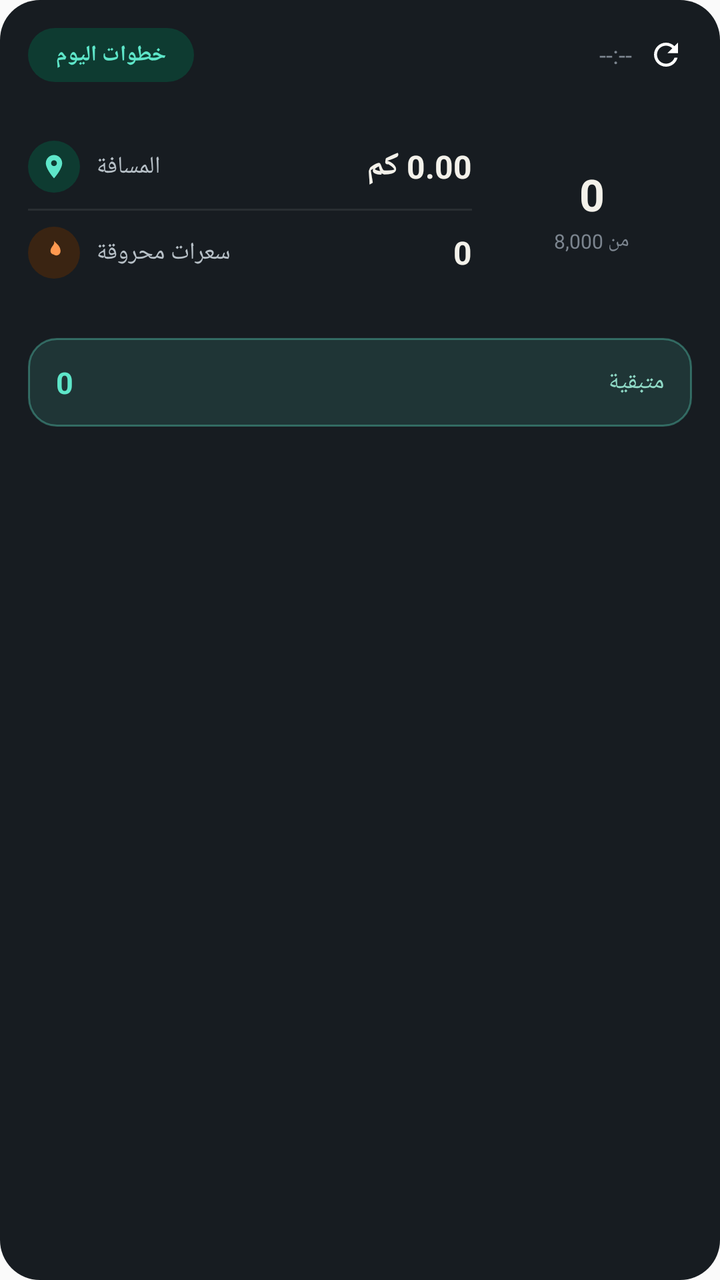
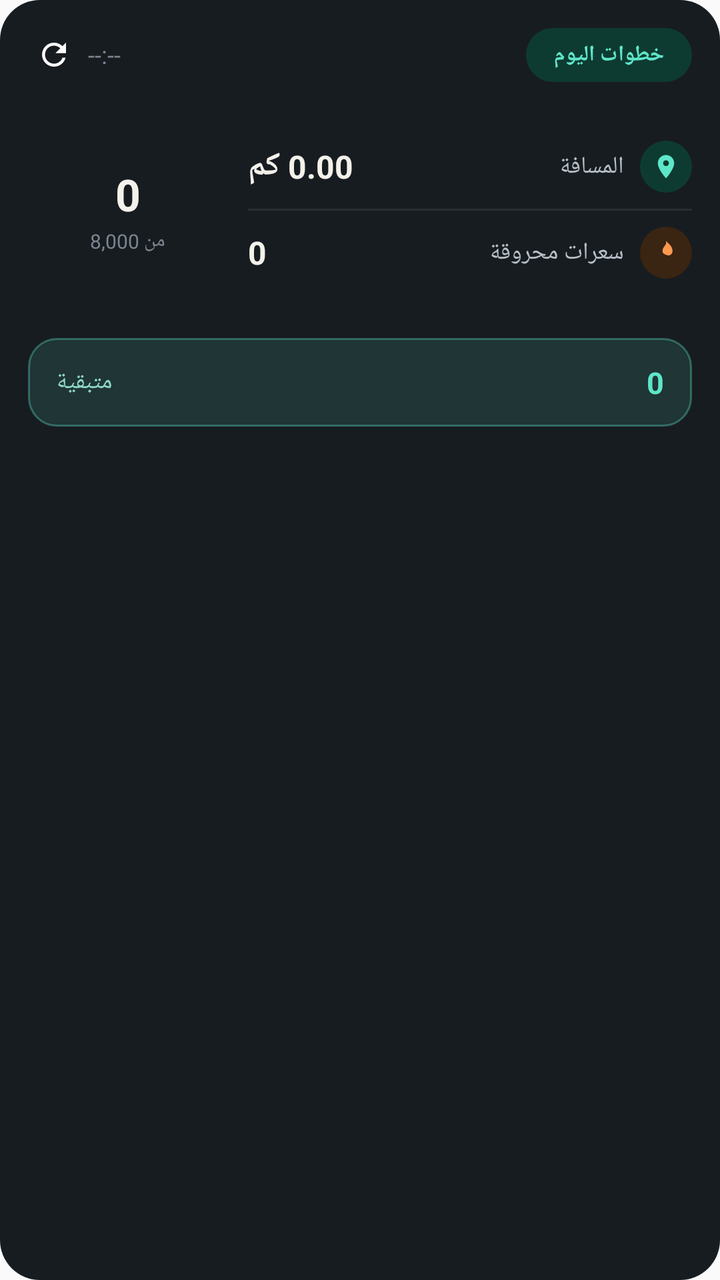

Before-and-after screenshots of an Android layout around one commit, followed by the original layout XML and the change that was made.
<!-- AndroidManifest.xml: application theme AppTheme -->
<!-- res/layout/widget_steps.xml -->
<?xml version="1.0" encoding="utf-8"?>
<LinearLayout xmlns:android="http://schemas.android.com/apk/res/android"
    android:id="@+id/widgetStepsRoot"
    android:layout_width="match_parent"
    android:layout_height="match_parent"
    android:layoutDirection="locale"
    android:orientation="vertical"
    android:background="@drawable/widget_bg"
    android:padding="14dp">

    
    <LinearLayout
        android:layout_width="match_parent"
        android:layout_height="wrap_content"
        android:orientation="horizontal"
        android:gravity="center_vertical">

        <TextView
            android:layout_width="wrap_content"
            android:layout_height="wrap_content"
            android:text="خطوات اليوم"
            android:background="@drawable/widget_badge_bg"
            android:paddingStart="14dp"
            android:paddingEnd="14dp"
            android:paddingTop="6dp"
            android:paddingBottom="6dp"
            android:textColor="#5EE6C9"
            android:textSize="11sp"
            android:textStyle="bold"/>

        <LinearLayout
            android:layout_width="0dp"
            android:layout_height="wrap_content"
            android:layout_weight="1"
            android:orientation="horizontal"
            android:gravity="center_vertical|end">

            <TextView
                android:id="@+id/widgetStepsSyncText"
                android:layout_width="wrap_content"
                android:layout_height="wrap_content"
                android:layout_marginEnd="4dp"
                android:text="--:--"
                android:textColor="#7C858F"
                android:textSize="12sp"
                android:maxLines="1"
                android:ellipsize="end"/>

            <ImageView
                android:id="@+id/widgetStepsRefresh"
                android:layout_width="26dp"
                android:layout_height="26dp"
                android:padding="4dp"
                android:src="@drawable/ic_widget_refresh"
                android:contentDescription="تحديث"/>

        </LinearLayout>

    </LinearLayout>

    
    <LinearLayout
        android:layout_width="match_parent"
        android:layout_height="wrap_content"
        android:layout_marginTop="14dp"
        android:orientation="horizontal"
        android:gravity="center_vertical">

        <LinearLayout
            android:layout_width="0dp"
            android:layout_height="wrap_content"
            android:layout_weight="1"
            android:layout_marginEnd="10dp"
            android:orientation="vertical">

            <LinearLayout
                android:layout_width="match_parent"
                android:layout_height="wrap_content"
                android:orientation="horizontal"
                android:gravity="center_vertical"
                android:paddingTop="8dp"
                android:paddingBottom="8dp">

                <LinearLayout
                    android:layout_width="wrap_content"
                    android:layout_height="wrap_content"
                    android:orientation="horizontal"
                    android:gravity="center_vertical">

                    <ImageView
                        android:layout_width="26dp"
                        android:layout_height="26dp"
                        android:padding="6dp"
                        android:background="@drawable/widget_icon_badge_bg"
                        android:src="@drawable/ic_widget_pin"/>

                    <TextView
                        android:layout_width="wrap_content"
                        android:layout_height="wrap_content"
                        android:layout_marginStart="8dp"
                        android:text="المسافة"
                        android:textColor="#B7C0C7"
                        android:textSize="12sp"/>

                </LinearLayout>

                <LinearLayout
                    android:layout_width="0dp"
                    android:layout_height="wrap_content"
                    android:layout_weight="1"
                    android:orientation="horizontal"
                    android:gravity="center_vertical|end">

                    <TextView
                        android:id="@+id/widgetStepsDistance"
                        android:layout_width="wrap_content"
                        android:layout_height="wrap_content"
                        android:text="0.00 كم"
                        android:textColor="#F3F1EA"
                        android:textSize="16sp"
                        android:textStyle="bold"/>

                </LinearLayout>

            </LinearLayout>

            <ImageView
                android:layout_width="match_parent"
                android:layout_height="1dp"
                android:background="@drawable/widget_divider_bg"/>

            <LinearLayout
                android:layout_width="match_parent"
                android:layout_height="wrap_content"
                android:orientation="horizontal"
                android:gravity="center_vertical"
                android:paddingTop="8dp"
                android:paddingBottom="8dp">

                <LinearLayout
                    android:layout_width="wrap_content"
                    android:layout_height="wrap_content"
                    android:orientation="horizontal"
                    android:gravity="center_vertical">

                    <ImageView
                        android:layout_width="26dp"
                        android:layout_height="26dp"
                        android:padding="6dp"
                        android:background="@drawable/widget_icon_badge_bg_flame"
                        android:src="@drawable/ic_widget_flame"/>

                    <TextView
                        android:layout_width="wrap_content"
                        android:layout_height="wrap_content"
                        android:layout_marginStart="8dp"
                        android:text="سعرات محروقة"
                        android:textColor="#B7C0C7"
                        android:textSize="12sp"/>

                </LinearLayout>

                <LinearLayout
                    android:layout_width="0dp"
                    android:layout_height="wrap_content"
                    android:layout_weight="1"
                    android:orientation="horizontal"
                    android:gravity="center_vertical|end">

                    <TextView
                        android:id="@+id/widgetStepsCalories"
                        android:layout_width="wrap_content"
                        android:layout_height="wrap_content"
                        android:text="0"
                        android:textColor="#F3F1EA"
                        android:textSize="16sp"
                        android:textStyle="bold"/>

                </LinearLayout>

            </LinearLayout>

        </LinearLayout>

        <FrameLayout
            android:layout_width="100dp"
            android:layout_height="100dp">

            <ImageView
                android:id="@+id/widgetStepsRingImg"
                android:layout_width="match_parent"
                android:layout_height="match_parent"/>

            <LinearLayout
                android:layout_width="match_parent"
                android:layout_height="match_parent"
                android:orientation="vertical"
                android:gravity="center">

                <TextView
                    android:id="@+id/widgetStepsValue"
                    android:layout_width="wrap_content"
                    android:layout_height="wrap_content"
                    android:text="0"
                    android:textColor="#F3F1EA"
                    android:textSize="22sp"
                    android:textStyle="bold"/>

                <TextView
                    android:id="@+id/widgetStepsGoalText"
                    android:layout_width="wrap_content"
                    android:layout_height="wrap_content"
                    android:layout_marginTop="2dp"
                    android:text="من 8,000"
                    android:textColor="#7C858F"
                    android:textSize="10sp"/>

            </LinearLayout>

        </FrameLayout>

    </LinearLayout>

    
    <LinearLayout
        android:id="@+id/widgetStepsCalEatenPill"
        android:layout_width="match_parent"
        android:layout_height="wrap_content"
        android:layout_marginTop="14dp"
        android:orientation="horizontal"
        android:gravity="center_vertical"
        android:background="@drawable/widget_pill_ok_translucent"
        android:paddingStart="14dp"
        android:paddingEnd="14dp"
        android:paddingTop="12dp"
        android:paddingBottom="12dp">

        <TextView
            android:id="@+id/widgetStepsCalEatenValue"
            android:layout_width="wrap_content"
            android:layout_height="wrap_content"
            android:text="0"
            android:textColor="#5EE6C9"
            android:textSize="15sp"
            android:textStyle="bold"/>

        <LinearLayout
            android:layout_width="0dp"
            android:layout_height="wrap_content"
            android:layout_weight="1"
            android:orientation="horizontal"
            android:gravity="center_vertical|end">

            <TextView
                android:id="@+id/widgetStepsCalEatenLabel"
                android:layout_width="wrap_content"
                android:layout_height="wrap_content"
                android:text="متبقية"
                android:textColor="#8FD9C6"
                android:textSize="12sp"/>

        </LinearLayout>

    </LinearLayout>

</LinearLayout>
<!-- resources referenced by this layout -->
<resources>
  <!-- drawable ic_widget_flame (drawable) -->
  <?xml version="1.0" encoding="utf-8"?>
  <vector xmlns:android="http://schemas.android.com/apk/res/android"
      android:width="24dp"
      android:height="24dp"
      android:viewportWidth="24"
      android:viewportHeight="24">
      <path
          android:fillColor="#FF9950"
          android:pathData="M12 2c1.2 3.4-3 4.6-3 8.6a3 3 0 0 0 6 0c0-1-.6-1.8-.6-1.8.8 2.2-.6 3-.6 3 .8-2.2-1.4-3.6-1.4-5.4 0 1.4-2 2.2-2 4.4a3.6 3.6 0 0 0 7.2 0c0-4.2-2.9-6.2-5.6-8.8z"/>
  </vector>
  <!-- drawable ic_widget_pin (drawable) -->
  <?xml version="1.0" encoding="utf-8"?>
  <vector xmlns:android="http://schemas.android.com/apk/res/android"
      android:width="24dp"
      android:height="24dp"
      android:viewportWidth="24"
      android:viewportHeight="24">
      <path
          android:fillColor="#5EE6C9"
          android:pathData="M12,2C8.13,2 5,5.13 5,9c0,5.25 7,13 7,13s7,-7.75 7,-13c0,-3.87 -3.13,-7 -7,-7zM12,11.5c-1.38,0 -2.5,-1.12 -2.5,-2.5s1.12,-2.5 2.5,-2.5 2.5,1.12 2.5,2.5 -1.12,2.5 -2.5,2.5z"/>
  </vector>
  <!-- drawable ic_widget_refresh (drawable) -->
  <?xml version="1.0" encoding="utf-8"?>
  <vector xmlns:android="http://schemas.android.com/apk/res/android"
      android:width="24dp"
      android:height="24dp"
      android:viewportWidth="24"
      android:viewportHeight="24">
      <path
          android:fillColor="#FFFFFF"
          android:pathData="M17.65,6.35C16.2,4.9 14.21,4 12,4c-4.42,0 -7.99,3.58 -7.99,8s3.57,8 7.99,8c3.73,0 6.84,-2.55 7.73,-6h-2.08c-0.82,2.33 -3.04,4 -5.65,4 -3.31,0 -6,-2.69 -6,-6s2.69,-6 6,-6c1.66,0 3.14,0.69 4.22,1.78L13,11h7V4l-2.35,2.35z"/>
  </vector>
  <!-- drawable widget_badge_bg (drawable) -->
  <?xml version="1.0" encoding="utf-8"?>
  <shape xmlns:android="http://schemas.android.com/apk/res/android" android:shape="rectangle">
      <solid android:color="#0E3B31"/>
      <corners android:radius="20dp"/>
  </shape>
  <!-- drawable widget_bg (drawable) -->
  <?xml version="1.0" encoding="utf-8"?>
  <shape xmlns:android="http://schemas.android.com/apk/res/android" android:shape="rectangle">
      <solid android:color="#171C21"/>
      <corners android:radius="20dp"/>
  </shape>
  <!-- drawable widget_divider_bg (drawable) -->
  <?xml version="1.0" encoding="utf-8"?>
  <shape xmlns:android="http://schemas.android.com/apk/res/android" android:shape="rectangle">
      <solid android:color="#14FFFFFF"/>
  </shape>
  <!-- drawable widget_icon_badge_bg (drawable) -->
  <?xml version="1.0" encoding="utf-8"?>
  <shape xmlns:android="http://schemas.android.com/apk/res/android" android:shape="oval">
      <solid android:color="#0E3B31"/>
  </shape>
  <!-- drawable widget_icon_badge_bg_flame (drawable) -->
  <?xml version="1.0" encoding="utf-8"?>
  <shape xmlns:android="http://schemas.android.com/apk/res/android" android:shape="oval">
      <solid android:color="#3A2412"/>
  </shape>
  <!-- drawable widget_pill_ok_translucent (drawable) -->
  <?xml version="1.0" encoding="utf-8"?>
  <shape xmlns:android="http://schemas.android.com/apk/res/android" android:shape="rectangle">
      <solid android:color="#1F5EE6C9"/>
      <stroke android:width="1dp" android:color="#595EE6C9"/>
      <corners android:radius="14dp"/>
  </shape>
  <style name="AppTheme" parent="Theme.AppCompat.Light.DarkActionBar">
          
          <item name="colorPrimary">@color/colorPrimary</item>
          <item name="colorPrimaryDark">@color/colorPrimaryDark</item>
          <item name="colorAccent">@color/colorAccent</item>
      </style>
  <color name="colorPrimary">#12161A</color>
  <color name="colorPrimaryDark">#0B0E11</color>
  <color name="colorAccent">#2FD3A6</color>
</resources>

<!-- the commit's change to res/layout/widget_steps.xml (unified diff, before → after) -->
@@ -3,7 +3,7 @@
     android:id="@+id/widgetStepsRoot"
     android:layout_width="match_parent"
     android:layout_height="match_parent"
-    android:layoutDirection="locale"
+    android:layoutDirection="rtl"
     android:orientation="vertical"
     android:background="@drawable/widget_bg"
     android:padding="14dp">
